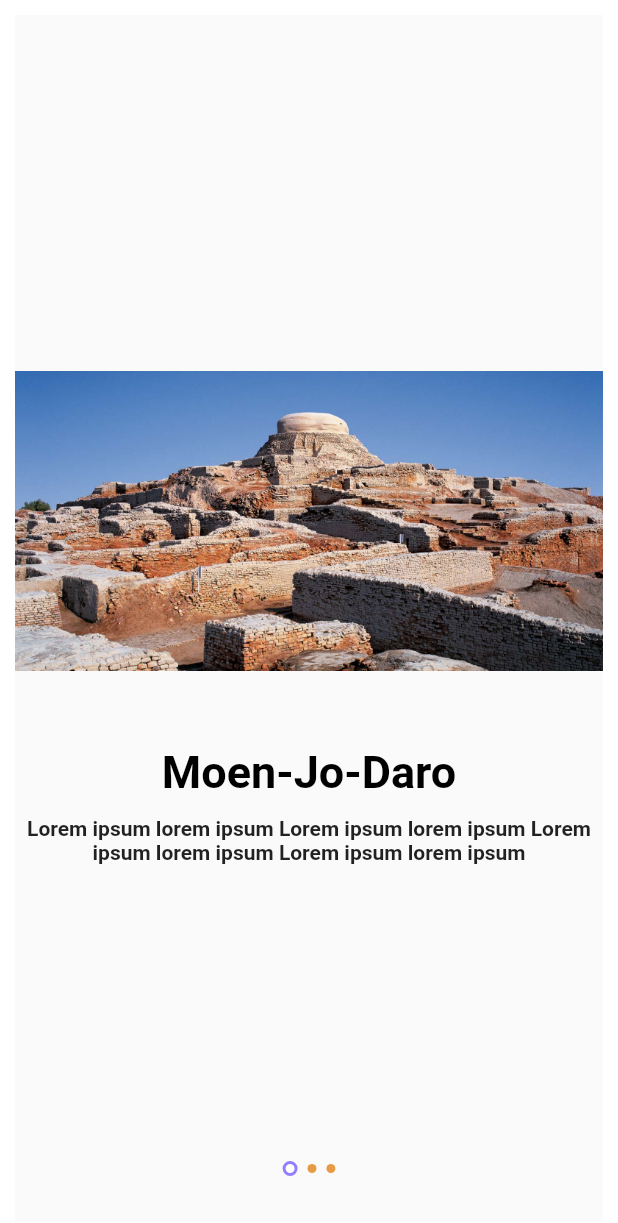
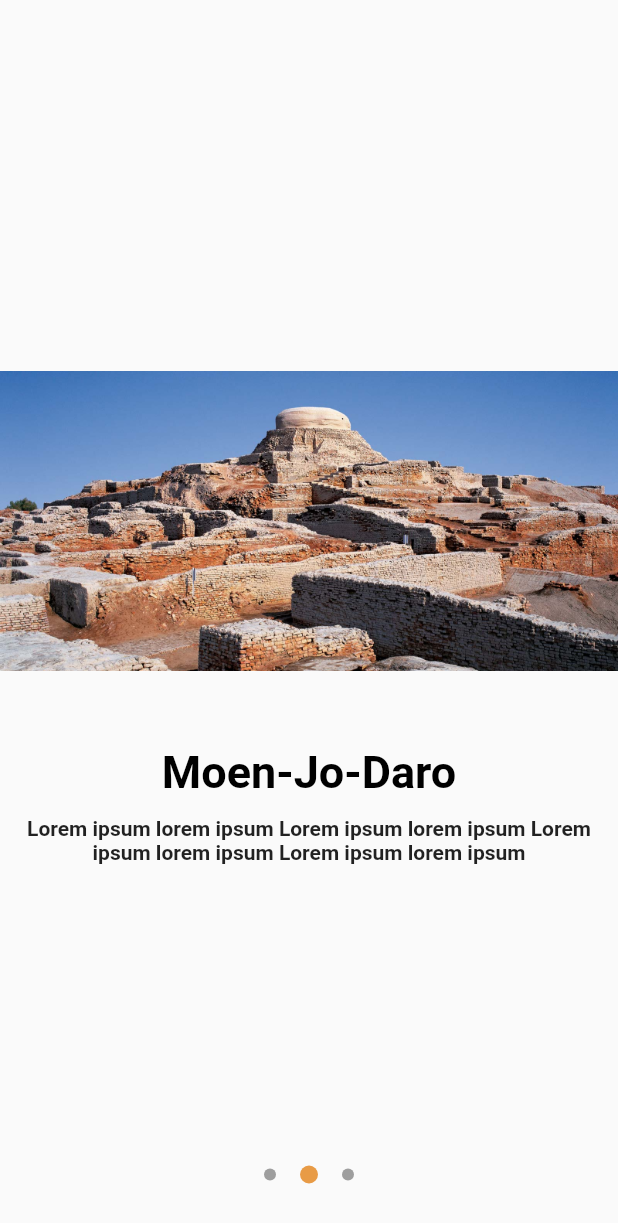
Before and after one commit to AminullahTajMuhammad/I-love-sindh, a Flutter app: the screen it shows after launch, swiped to page 2, on a phone screen of 412 x 824 dp. Shown: the top 1223 px of the screen. Run offline on Flutter 3.47's test engine with Material 2 defaults, Android fonts, the phone set to English and light mode, and no system bars.

Commit message:
Fixes bugs of onboarding screen.

```diff
--- a/lib/constants/constants.dart
+++ b/lib/constants/constants.dart
@@ -1,3 +1,5 @@
+import 'package:flutter/material.dart';
+
 class Constants {
   static final String TITLE1 = "Khairpur";
   static final String TITLE2 = "Moen-Jo-Daro";
@@ -6,4 +8,6 @@ class Constants {
   static final String DESC1 = "Lorem ipsum lorem ipsum Lorem ipsum lorem ipsum Lorem ipsum lorem ipsum Lorem ipsum lorem ipsum";
   static final String DESC2 = "Lorem ipsum lorem ipsum Lorem ipsum lorem ipsum Lorem ipsum lorem ipsum Lorem ipsum lorem ipsum";
   static final String DESC3 = "Lorem ipsum lorem ipsum Lorem ipsum lorem ipsum Lorem ipsum lorem ipsum Lorem ipsum lorem ipsum";
+
+  static final PRIMARY_COLOR = 0xffE89B46;
 }
--- a/lib/main.dart
+++ b/lib/main.dart
@@ -1,6 +1,6 @@
 import 'package:flutter/material.dart';
+import 'package:i_love_sindh/constants/constants.dart';
 import 'screens/splash/splash_screen.dart';
-import 'screens/on_boarding/slider_views.dart';
 
 void main() => runApp(MyApp());
 
@@ -10,6 +10,10 @@ class MyApp extends StatelessWidget {
     // TODO: implement build
     return MaterialApp(
       home: SplashScreen(),
+      debugShowCheckedModeBanner: false,
+      theme: ThemeData(
+          primaryColor: Color(Constants.PRIMARY_COLOR),
+      )
     );
   }
 
--- a/lib/screens/on_boarding/on_boarding_screen.dart
+++ b/lib/screens/on_boarding/on_boarding_screen.dart
@@ -1,6 +1,7 @@
 import 'dart:async';
 
 import 'package:flutter/material.dart';
+import 'package:i_love_sindh/constants/constants.dart';
 import 'package:i_love_sindh/models/slide_model.dart';
 import 'slider_views.dart';
 import 'package:i_love_sindh/widgets/slider_dots.dart';
@@ -12,39 +13,27 @@ class OnBoardingScreen extends StatefulWidget {
 }
 
 class LaunchState extends State<OnBoardingScreen> {
-  int _currentPage = 0;
-  final PageController _pageController = PageController(initialPage: 0);
+  int _currentPage;
+  PageController _pageController;
 
   @override
   void initState() {
-    // TODO: implement initState
+    _currentPage = 0;
     super.initState();
-//    Timer.periodic(Duration(seconds: 5), (Timer _timer) {
-//      _currentPage > 2 ? _currentPage++ : _currentPage = 0;
-//    });
   }
 
-//  @override
-//  void dispose() {
-//    // TODO: implement dispose
-//    super.dispose();
-//    _pageController.dispose();
-//  }
-
-  _onPageChanged(int index) {
-    setState(() {
-      _currentPage = index;
-    });
+  _onPageChanged(int value) {
+    setState(() => _currentPage = value);
   }
 
   @override
   Widget build(BuildContext context) {
     return Container(
-      padding: EdgeInsets.all(10.0),
       child: Stack(
         alignment: Alignment.bottomCenter,
         children: <Widget>[
           PageView.builder(
+            physics: ClampingScrollPhysics(),
             scrollDirection: Axis.horizontal,
             controller: _pageController,
             onPageChanged: _onPageChanged,
@@ -56,19 +45,23 @@ class LaunchState extends State<OnBoardingScreen> {
             alignment: AlignmentDirectional.topStart,
             children: <Widget>[
               Container(
-                alignment: AlignmentDirectional.bottomCenter,
-                margin: EdgeInsets.only(bottom: 30.0),
+                margin: EdgeInsets.only(bottom: 35),
                 child: Row(
+                  mainAxisSize: MainAxisSize.min,
                   mainAxisAlignment: MainAxisAlignment.center,
                   children: <Widget>[
-                    for(int i=0; i<slideItemList.length; i++)
-                      i == _currentPage ? SliderDots(true) : SliderDots(false)
+                    for (int i = 0; i < slideItemList.length; i++)
+                      i == _currentPage
+                          ? SliderDots(true)
+                          : SliderDots(false),
                   ],
                 ),
               ),
-              _currentPage >= 2 ? showDoneButton(true) : showDoneButton(false)
             ],
-          )
+          ),
+          _currentPage == slideItemList.length-1
+                  ? showDoneButton(true)
+                  : showDoneButton(false)
         ],
       ),
     );
@@ -86,7 +79,7 @@ class LaunchState extends State<OnBoardingScreen> {
               builder: (context) => MainLandingScreen(),
             ));
           },
-          backgroundColor: Color(0xffE89B46),
+          backgroundColor: Color(Constants.PRIMARY_COLOR),
           child: Icon(
             Icons.done,
             color: Colors.white,
--- a/lib/widgets/slider_dots.dart
+++ b/lib/widgets/slider_dots.dart
@@ -1,5 +1,6 @@
 import 'package:flutter/cupertino.dart';
 import 'package:flutter/material.dart';
+import 'package:i_love_sindh/constants/constants.dart';
 
 class SliderDots extends StatelessWidget {
   bool isActive;
@@ -8,14 +9,14 @@ class SliderDots extends StatelessWidget {
   @override
   Widget build(BuildContext context) {
     return AnimatedContainer(
-      duration: Duration(seconds: 150),
-      margin: EdgeInsets.symmetric(horizontal: 3.3),
-      height: isActive ? 10 : 6,
-      width: isActive ? 10 : 6,
+      duration: Duration(milliseconds: 150),
+      margin: EdgeInsets.symmetric(horizontal: 8),
+      height: isActive ? 12 : 8,
+      width: isActive ? 12 : 8,
       decoration: BoxDecoration(
-        color: isActive ? Colors.white : Color(0xffE89B46),
-        border: isActive ? Border.all(color: Color(0xff927DFF), width: 2.0) : Border.all(color: Colors.transparent, width: 1),
-        borderRadius: BorderRadius.all(Radius.circular(12))
+        color: isActive ? Color(Constants.PRIMARY_COLOR): Colors.grey,
+        borderRadius: BorderRadius.all(Radius.circular(12)
+        )
       ),
     );
   }
```
